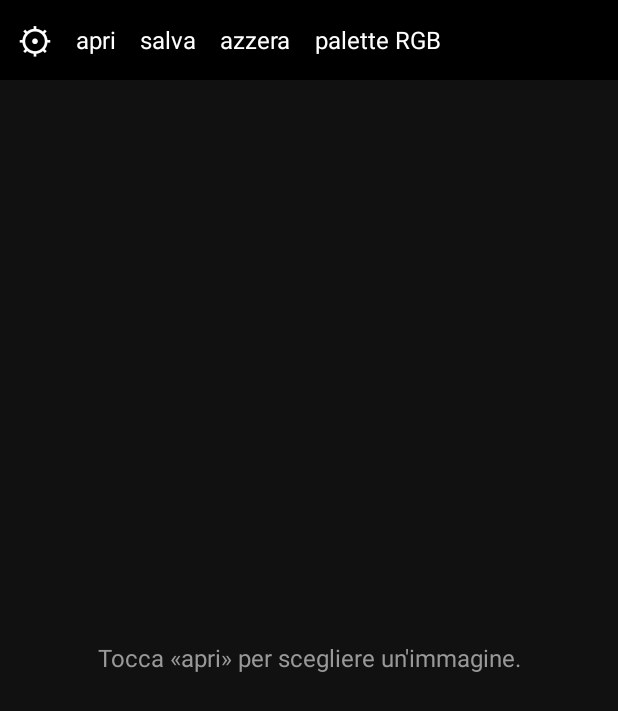
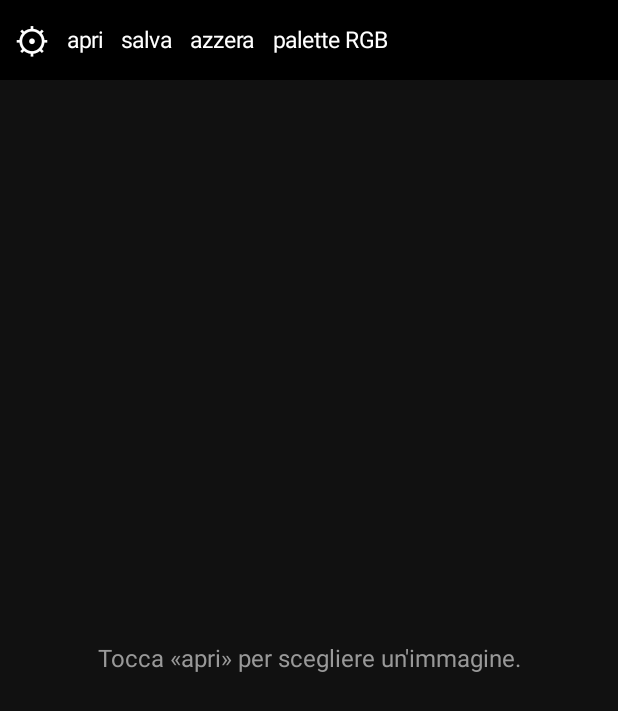
Before and after one commit to pinosettino/scambia-canali, an Android app: the screen it shows after launch (MainActivity), on a phone screen of 412 x 824 dp. Shown: the top 711 px of the screen. Run offline under Robolectric (Android 15) with nearby library versions, the phone set to English and light mode, and no system bars.

Commit message:
Add files via upload

```diff
--- a/app/src/main/java/it/scambiacanali/MainActivity.kt
+++ b/app/src/main/java/it/scambiacanali/MainActivity.kt
@@ -107,8 +107,9 @@ class MainActivity : AppCompatActivity() {
     private fun tv(t: String, f: () -> Unit): TextView = TextView(this).apply {
         text = t
         setTextColor(Color.WHITE)
-        textSize = 16f
-        setPadding(dp(8), dp(10), dp(8), dp(10))
+        textSize = 15f
+        isSingleLine = true
+        setPadding(dp(6), dp(10), dp(6), dp(10))
         setOnClickListener { f() }
     }
 
--- a/app/src/main/java/it/scambiacanali/PaletteView.kt
+++ b/app/src/main/java/it/scambiacanali/PaletteView.kt
@@ -22,6 +22,9 @@ fun tint(col: Int, g: Float): Int {
     return Color.rgb(m(Color.red(col)), m(Color.green(col)), m(Color.blue(col)))
 }
 
+/** Fattore di scala del pannello: 1.0 = grandezza originale, 0.5 = metà. */
+const val PALETTE_SCALE = 0.5f
+
 class PaletteView(context: Context) : View(context) {
     var perm = 0
     val gain = intArrayOf(128, 128, 128)
@@ -31,14 +34,14 @@ class PaletteView(context: Context) : View(context) {
     var onGain: (() -> Unit)? = null
 
     private val d = resources.displayMetrics.density
-    private fun dp(v: Int): Float = v * d
+    private fun dp(v: Int): Float = v * d * PALETTE_SCALE
     private val fill = Paint(Paint.ANTI_ALIAS_FLAG).apply { style = Paint.Style.FILL }
     private val stroke = Paint(Paint.ANTI_ALIAS_FLAG).apply { style = Paint.Style.STROKE; color = Color.BLACK }
     private val letter = Paint(Paint.ANTI_ALIAS_FLAG).apply {
-        color = Color.BLACK; textAlign = Paint.Align.CENTER; isFakeBoldText = true; textSize = 26 * d
+        color = Color.BLACK; textAlign = Paint.Align.CENTER; isFakeBoldText = true; textSize = 26 * d * PALETTE_SCALE
     }
     private val pct = Paint(Paint.ANTI_ALIAS_FLAG).apply {
-        color = Color.WHITE; textAlign = Paint.Align.CENTER; isFakeBoldText = true; textSize = 16 * d
+        color = Color.WHITE; textAlign = Paint.Align.CENTER; isFakeBoldText = true; textSize = 12 * d
     }
     private var drag = -1
 
@@ -93,7 +96,7 @@ class PaletteView(context: Context) : View(context) {
         when (e.actionMasked) {
             MotionEvent.ACTION_DOWN -> {
                 drag = -1
-                for (c in 0..2) if (e.x >= gx(c) - dp(3) && e.x <= gx(c) + dp(29)) drag = c
+                for (c in 0..2) if (e.x >= gx(c) - 4 * d && e.x <= gx(c) + dp(26) + 4 * d) drag = c
                 if (drag >= 0) {
                     parent?.requestDisallowInterceptTouchEvent(true)
                     setGain(drag, e.y)
```
